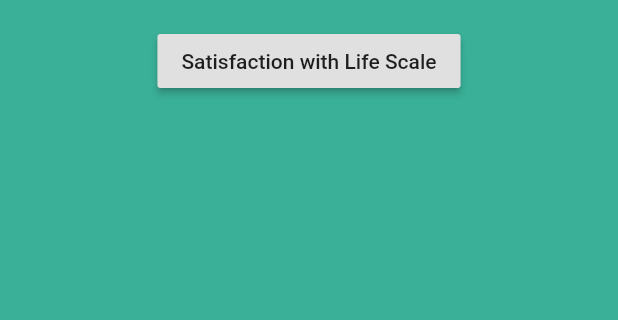
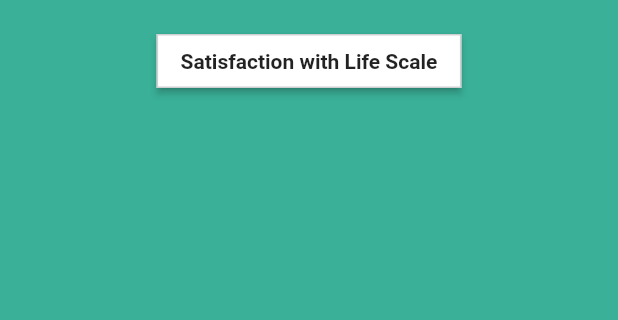
Before and after one commit to jlaskowska/questionnaires, a Flutter app: the screen it shows after launch, on a phone screen of 412 x 824 dp, the part 59-379 px from its top. Run offline on Flutter 3.47's test engine with Material 2 defaults, Android fonts, the phone set to English and light mode, and no system bars; missing offline and left inert: grouped_buttons.

Commit message:
Created custom button widget.

```diff
--- a/lib/screens/home_screen.dart
+++ b/lib/screens/home_screen.dart
@@ -3,6 +3,7 @@ import 'package:questionnaires/enums/questionnaire_type.dart';
 import 'package:questionnaires/models/questionnaire.dart';
 import 'package:questionnaires/screens/questionnaire_screen.dart';
 import 'package:questionnaires/services/questionnaire_service.dart';
+import 'package:questionnaires/widgets/button.dart';
 
 class HomeScreen extends StatefulWidget {
   const HomeScreen({Key key}) : super(key: key);
@@ -56,7 +57,8 @@ class _HomeScreenState extends State<HomeScreen> {
               child: Column(
                 children: <Widget>[
                   for (Questionnaire questionnaire in questionnaires)
-                    RaisedButton(
+                    Button.accent(
+                      buttonLabel: questionnaire.name,
                       onPressed: () => Navigator.of(context).push(
                         MaterialPageRoute(
                           builder: (context) => QuestionnaireScreen(
@@ -64,7 +66,6 @@ class _HomeScreenState extends State<HomeScreen> {
                           ),
                         ),
                       ),
-                      child: Text(questionnaire.name),
                     )
                 ],
               ),
--- /dev/null
+++ b/lib/widgets/button.dart
@@ -0,0 +1,43 @@
+import 'package:flutter/material.dart';
+
+class Button extends StatelessWidget {
+  final String buttonLabel;
+  final Function onPressed;
+  final bool isPrimary;
+
+  Button.primary({
+    @required this.buttonLabel,
+    @required this.onPressed,
+  }) : isPrimary = true;
+
+  Button.accent({
+    @required this.buttonLabel,
+    @required this.onPressed,
+  }) : isPrimary = false;
+
+  @override
+  Widget build(BuildContext context) {
+    return RaisedButton(
+      color: isPrimary ? Theme.of(context).primaryColor : Theme.of(context).accentColor,
+      shape: isPrimary
+          ? null
+          : RoundedRectangleBorder(
+              side: BorderSide(
+                color: Theme.of(context).disabledColor,
+              ),
+            ),
+      child: Text(
+        buttonLabel,
+        style: isPrimary
+            ? TextStyle(
+                fontWeight: FontWeight.w700,
+                color: Theme.of(context).accentColor,
+              )
+            : TextStyle(
+                fontWeight: FontWeight.w700,
+              ),
+      ),
+      onPressed: onPressed,
+    );
+  }
+}
```
Also changed, not shown: lib/screens/questionnaire_screen.dart (+5 -15 lines).
